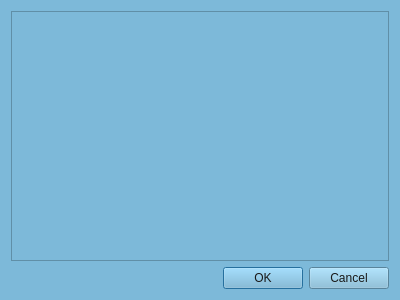
Qt form Client/jeducation-v0.1/other_questions.ui (Avedik/Desktop-application-IEducation) before a commit.
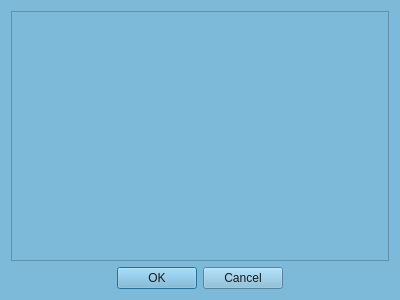
The same form after that commit.

Patch:
```diff
--- a/Client/jeducation-v0.1/other_questions.ui
+++ b/Client/jeducation-v0.1/other_questions.ui
@@ -43,6 +43,9 @@
      <property name="standardButtons">
       <set>QDialogButtonBox::Cancel|QDialogButtonBox::Ok</set>
      </property>
+     <property name="centerButtons">
+      <bool>true</bool>
+     </property>
     </widget>
    </item>
   </layout>
```
